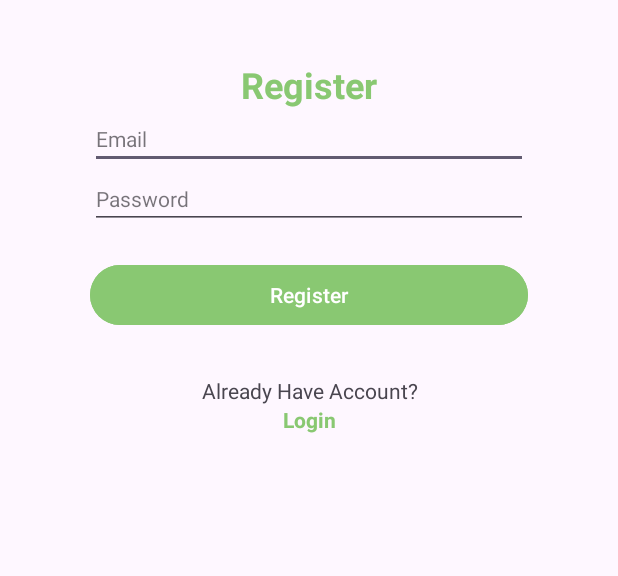
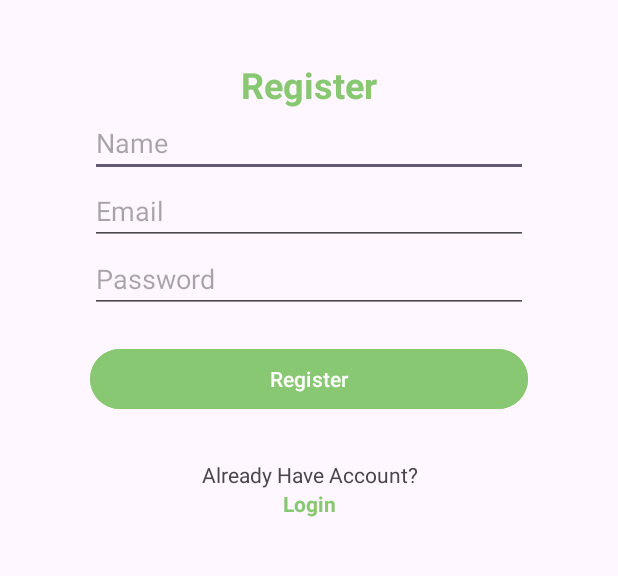
Before and after one commit to Elephantwanttofly/Degreen, an Android app: the layout activity_register.xml on its own in the app's theme, with its tools: preview values and no code run, on a phone screen of 412 x 824 dp, the part 458-1034 px from its top. Run offline under Robolectric (Android 15) with nearby library versions, the light colour scheme and no system bars.

Commit message:
Fix Layout

```diff
--- a/MobileDevelopment/app/src/main/res/layout/activity_profile.xml
+++ b/MobileDevelopment/app/src/main/res/layout/activity_profile.xml
@@ -17,7 +17,8 @@
         app:layout_constraintHorizontal_bias="0.497"
         app:layout_constraintStart_toStartOf="parent"
         app:layout_constraintTop_toTopOf="parent"
-        app:layout_constraintVertical_bias="0.21">
+        app:layout_constraintVertical_bias="0.21"
+        android:elevation="7dp">
 
     </de.hdodenhof.circleimageview.CircleImageView>
 
--- a/MobileDevelopment/app/src/main/res/layout/activity_register.xml
+++ b/MobileDevelopment/app/src/main/res/layout/activity_register.xml
@@ -25,7 +25,8 @@
             app:layout_constraintHorizontal_bias="0.497"
             app:layout_constraintStart_toStartOf="parent"
             app:layout_constraintTop_toTopOf="parent"
-            app:layout_constraintVertical_bias="0.333">
+            app:layout_constraintVertical_bias="0.333"
+            android:elevation="9dp">
 
         </de.hdodenhof.circleimageview.CircleImageView>
 
@@ -60,12 +61,19 @@
             android:textStyle="bold" />
 
         <EditText
+            android:id="@+id/edt_name_register"
+            android:layout_width="match_parent"
+            android:layout_height="wrap_content"
+            android:hint="Name"
+            android:inputType="textEmailAddress"
+            />
+
+        <EditText
             android:id="@+id/edt_email_register"
             android:layout_width="match_parent"
             android:layout_height="wrap_content"
             android:hint="Email"
             android:inputType="textEmailAddress"
-            style="@style/Widget.MaterialComponents.TextInputLayout.OutlinedBox.Dense"
             />
 
         <EditText
@@ -74,7 +82,6 @@
             android:layout_height="wrap_content"
             android:hint="Password"
             android:inputType="textPassword"
-            style="@style/Widget.MaterialComponents.TextInputLayout.OutlinedBox.Dense"
             />
 
         <Button
--- a/MobileDevelopment/app/src/main/res/layout/activity_splash_screen.xml
+++ b/MobileDevelopment/app/src/main/res/layout/activity_splash_screen.xml
@@ -16,7 +16,8 @@
         app:layout_constraintHorizontal_bias="0.497"
         app:layout_constraintStart_toStartOf="parent"
         app:layout_constraintTop_toTopOf="parent"
-        app:layout_constraintVertical_bias="0.333">
+        app:layout_constraintVertical_bias="0.333"
+        android:elevation="9dp">
 
     </de.hdodenhof.circleimageview.CircleImageView>
 
```
Also changed, not shown: MobileDevelopment/app/src/main/res/layout/activity_login.xml (+4 -5 lines).
